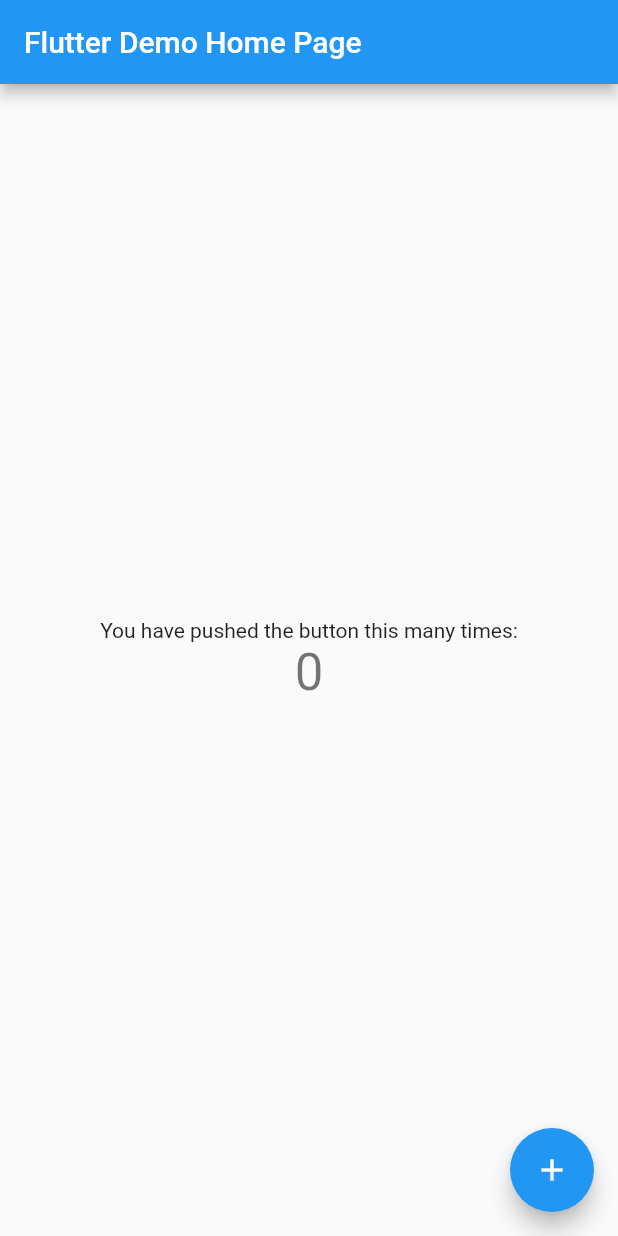
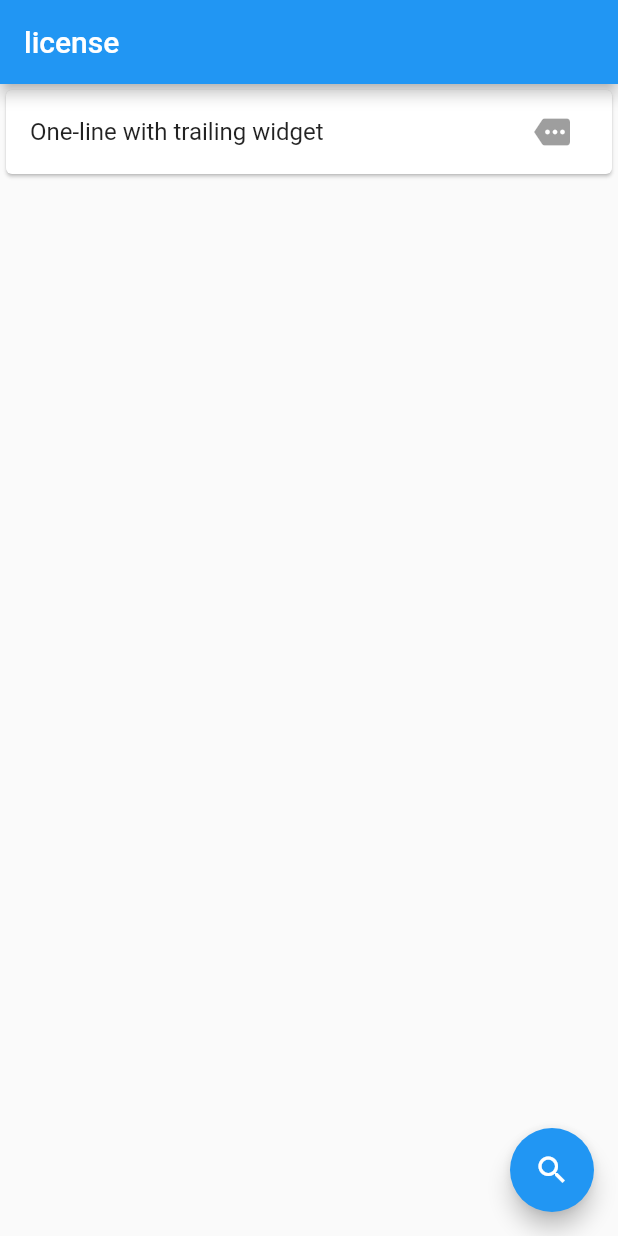
Before and after one commit to abtinmo/license_android, a Flutter app: the screen it shows after launch, on a phone screen of 412 x 824 dp. Run offline on Flutter 3.47's test engine with Material 2 defaults, Android fonts, the phone set to English and light mode, and no system bars; network calls fail.

```diff
--- a/lib/main.dart
+++ b/lib/main.dart
@@ -1,41 +1,24 @@
 import 'package:flutter/material.dart';
+import './http_requests.dart';
+import './moduls/lisence_moduls.dart';
 
 void main() => runApp(MyApp());
 
 class MyApp extends StatelessWidget {
-  // This widget is the root of your application.
   @override
   Widget build(BuildContext context) {
     return MaterialApp(
       title: 'Flutter Demo',
       theme: ThemeData(
-        // This is the theme of your application.
-        //
-        // Try running your application with "flutter run". You'll see the
-        // application has a blue toolbar. Then, without quitting the app, try
-        // changing the primarySwatch below to Colors.green and then invoke
-        // "hot reload" (press "r" in the console where you ran "flutter run",
-        // or simply save your changes to "hot reload" in a Flutter IDE).
-        // Notice that the counter didn't reset back to zero; the application
-        // is not restarted.
         primarySwatch: Colors.blue,
       ),
-      home: MyHomePage(title: 'Flutter Demo Home Page'),
+      home: MyHomePage(title: 'license'),
     );
   }
 }
 
 class MyHomePage extends StatefulWidget {
   MyHomePage({Key key, this.title}) : super(key: key);
-
-  // This widget is the home page of your application. It is stateful, meaning
-  // that it has a State object (defined below) that contains fields that affect
-  // how it looks.
-
-  // This class is the configuration for the state. It holds the values (in this
-  // case the title) provided by the parent (in this case the App widget) and
-  // used by the build method of the State. Fields in a Widget subclass are
-  // always marked "final".
 
   final String title;
 
@@ -44,68 +27,35 @@ class MyHomePage extends StatefulWidget {
 }
 
 class _MyHomePageState extends State<MyHomePage> {
-  int _counter = 0;
-
-  void _incrementCounter() {
-    setState(() {
-      // This call to setState tells the Flutter framework that something has
-      // changed in this State, which causes it to rerun the build method below
-      // so that the display can reflect the updated values. If we changed
-      // _counter without calling setState(), then the build method would not be
-      // called again, and so nothing would appear to happen.
-      _counter++;
-    });
+  Future<License> futureAlbum;
+  @override
+  void initState() {
+    super.initState();
+    futureAlbum = fetchLicenseList();
+    print(futureAlbum);
   }
 
   @override
   Widget build(BuildContext context) {
-    // This method is rerun every time setState is called, for instance as done
-    // by the _incrementCounter method above.
-    //
-    // The Flutter framework has been optimized to make rerunning build methods
-    // fast, so that you can just rebuild anything that needs updating rather
-    // than having to individually change instances of widgets.
     return Scaffold(
       appBar: AppBar(
-        // Here we take the value from the MyHomePage object that was created by
-        // the App.build method, and use it to set our appbar title.
         title: Text(widget.title),
       ),
-      body: Center(
-        // Center is a layout widget. It takes a single child and positions it
-        // in the middle of the parent.
-        child: Column(
-          // Column is also a layout widget. It takes a list of children and
-          // arranges them vertically. By default, it sizes itself to fit its
-          // children horizontally, and tries to be as tall as its parent.
-          //
-          // Invoke "debug painting" (press "p" in the console, choose the
-          // "Toggle Debug Paint" action from the Flutter Inspector in Android
-          // Studio, or the "Toggle Debug Paint" command in Visual Studio Code)
-          // to see the wireframe for each widget.
-          //
-          // Column has various properties to control how it sizes itself and
-          // how it positions its children. Here we use mainAxisAlignment to
-          // center the children vertically; the main axis here is the vertical
-          // axis because Columns are vertical (the cross axis would be
-          // horizontal).
-          mainAxisAlignment: MainAxisAlignment.center,
-          children: <Widget>[
-            Text(
-              'You have pushed the button this many times:',
+      body: ListView(
+        children: <Widget>[
+          Card(
+            child: ListTile(
+              title: Text('One-line with trailing widget'),
+              trailing: IconButton(icon: Icon(Icons.more), onPressed: null),
             ),
-            Text(
-              '$_counter',
-              style: Theme.of(context).textTheme.display1,
-            ),
-          ],
-        ),
+          ),
+        ],
       ),
       floatingActionButton: FloatingActionButton(
-        onPressed: _incrementCounter,
+        onPressed: null,
         tooltip: 'Increment',
-        child: Icon(Icons.add),
-      ), // This trailing comma makes auto-formatting nicer for build methods.
+        child: Icon(Icons.search),
+      ),
     );
   }
 }
--- a/lib/moduls/lisence_moduls.dart
+++ b/lib/moduls/lisence_moduls.dart
@@ -16,7 +16,6 @@ class License {
   }
 }
 
-
 class LicenseDetail {
   final String licenseText;
   final String name;
```
